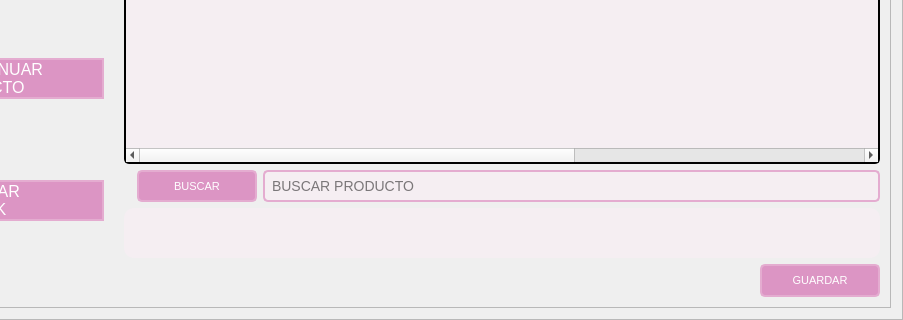
Qt form GUI/sub_ventanas/ui/inventario_productos/inventario_productos.ui (C-Sebastian-M/GLAM_MAKEUP_STORE) before a commit; both pictures show x 169 to 1072 and y 473 to 793 of the 1072 by 793 pixel window.
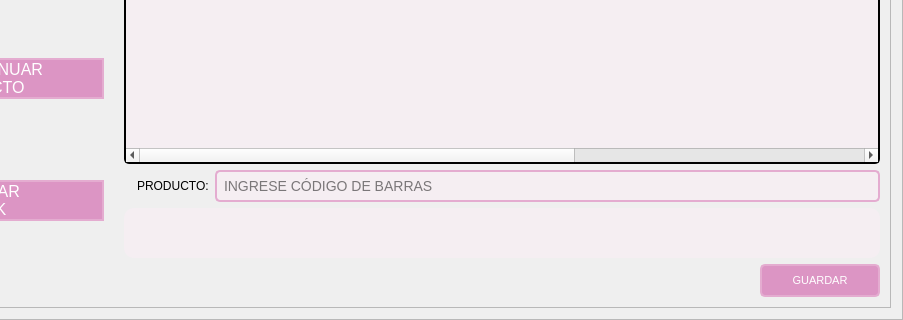
The same form after that commit. The open tabs and pages were chosen to show the change. Icons and pictures are not drawn.

The edit to the form file:
```diff
--- a/GUI/sub_ventanas/ui/inventario_productos/inventario_productos.ui
+++ b/GUI/sub_ventanas/ui/inventario_productos/inventario_productos.ui
@@ -1136,25 +1136,9 @@
                       </widget>
                      </item>
                      <item>
-                      <widget class="QPushButton" name="del_buscar_boton">
-                       <property name="minimumSize">
-                        <size>
-                         <width>120</width>
-                         <height>30</height>
-                        </size>
-                       </property>
+                      <widget class="QLabel" name="label_2">
                        <property name="text">
-                        <string>BUSCAR</string>
-                       </property>
-                       <property name="icon">
-                        <iconset>
-                         <normaloff>../../../recursos/images/store-search.png</normaloff>../../../recursos/images/store-search.png</iconset>
-                       </property>
-                       <property name="iconSize">
-                        <size>
-                         <width>25</width>
-                         <height>25</height>
-                        </size>
+                        <string>PRODUCTO:</string>
                        </property>
                       </widget>
                      </item>
@@ -1167,7 +1151,7 @@
                         </size>
                        </property>
                        <property name="placeholderText">
-                        <string>BUSCAR PRODUCTO</string>
+                        <string>INGRESE CÓDIGO DE BARRAS</string>
                        </property>
                       </widget>
                      </item>
```
Left out of the diff: 9 changed lines with no effect on the pictures.
